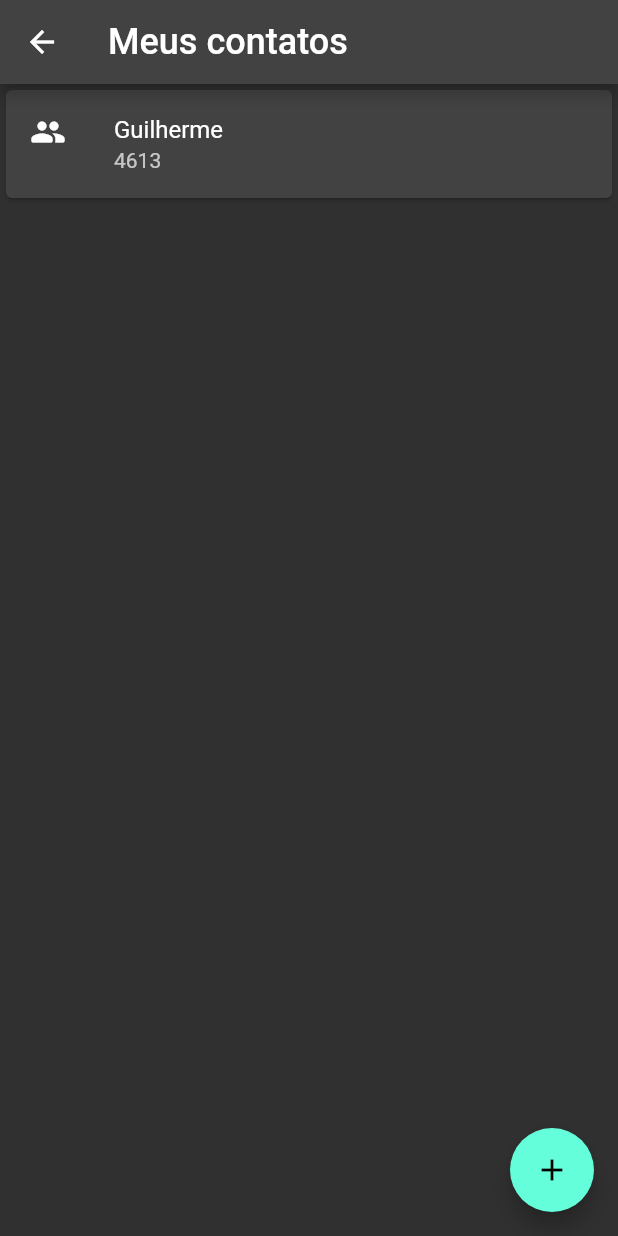
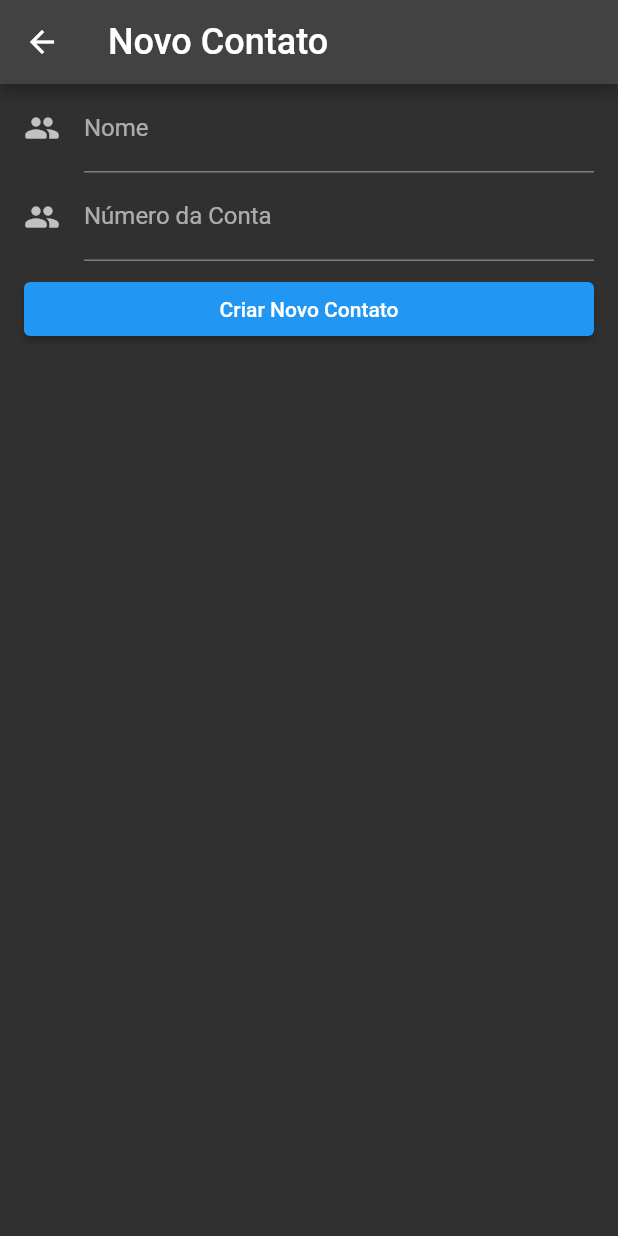
Before and after one commit to GuiiFg/Flutter_ByteBank2_Alura, a Flutter app: the PageConatos screen opened directly, after a tap on the "add" icon, on a phone screen of 412 x 824 dp. Run offline on Flutter 3.47's test engine with Material 2 defaults, Android fonts, the phone set to English and light mode, and no system bars.

Commit message:
Craindo um novo contato

```diff
--- a/lib/screens/dash_board.dart
+++ b/lib/screens/dash_board.dart
@@ -13,7 +13,8 @@ class DashBoard extends StatelessWidget {
           style: TextStyle(fontSize: 24),
         ),
       ),
-      body: Column(
+      body: SingleChildScrollView(
+        child: Column(
           mainAxisAlignment: MainAxisAlignment.spaceBetween,
           crossAxisAlignment: CrossAxisAlignment.start,
           children: <Widget>[
@@ -29,7 +30,7 @@ class DashBoard extends StatelessWidget {
                   onTap: () {
                     Navigator.of(context).push(
                       MaterialPageRoute(
-                      builder: (context) => PageConatos(),
+                        builder: (context) => const PageConatos(),
                       ),
                     );
                   },
@@ -62,6 +63,7 @@ class DashBoard extends StatelessWidget {
             )
           ],
         ),
+      ),
     );
   }
 }
--- /dev/null
+++ b/lib/screens/form_add_contato.dart
@@ -0,0 +1,85 @@
+import 'package:flutter/material.dart';
+import 'package:bytebk/models/contato.dart';
+
+class FormNovoContato extends StatefulWidget {
+
+  FormNovoContato({Key? key}) : super(key: key);
+
+  @override
+  State<FormNovoContato> createState() => _FormNovoContatoState();
+}
+
+class _FormNovoContatoState extends State<FormNovoContato> {
+  final TextEditingController _nome_contato = TextEditingController();
+
+  final TextEditingController _numero_conta = TextEditingController();
+
+  @override
+  Widget build(BuildContext context) {
+    return Scaffold(
+      appBar: AppBar(
+        title: const Text(
+          "Novo Contato",
+          style: TextStyle(fontSize: 24),
+        ),
+      ),
+      body: SingleChildScrollView(
+        child: Column(
+          children: <Widget>[
+            Padding(
+              padding: const EdgeInsets.symmetric(horizontal: 16.0),
+              child: TextField(
+                controller: _nome_contato,
+                decoration: const InputDecoration(
+                  icon: Icon(Icons.people_rounded),
+                  labelText: "Nome",
+                  hintText: "João Guilherme",
+                ),
+              ),
+            ),
+            Padding(
+              padding: const EdgeInsets.symmetric(horizontal: 16.0),
+              child: TextField(
+                keyboardType: TextInputType.number,
+                controller: _numero_conta,
+                decoration: const InputDecoration(
+                  icon: Icon(Icons.people_rounded),
+                  labelText: "Número da Conta",
+                  hintText: "1234",
+                ),
+              ),
+            ),
+            Padding(
+              padding: const EdgeInsets.symmetric(
+                horizontal: 16.0,
+                vertical: 8.0,
+              ),
+              child: SizedBox(
+                width: double.maxFinite,
+                child: ElevatedButton(
+                  onPressed: () => criarContato(),
+                  child: const Text("Criar Novo Contato"),
+                ),
+              ),
+            ),
+          ],
+        ),
+      ),
+    );
+  }
+
+  void criarContato(){
+
+    if(_nome_contato.text.isNotEmpty &&  _numero_conta.text.isNotEmpty){
+
+      final String nome = _nome_contato.text;
+      final int conta = int.parse(_numero_conta.text);
+
+      final novoContato = Contato(nome, conta);
+
+      Navigator.pop(context, novoContato);
+
+    }
+
+  }
+}
--- a/lib/screens/lista_contatos.dart
+++ b/lib/screens/lista_contatos.dart
@@ -1,6 +1,7 @@
 import 'package:flutter/material.dart';
 import 'package:bytebk/components/CardContatos.dart';
 import 'package:bytebk/models/contato.dart';
+import 'form_add_contato.dart';
 
 class PageConatos extends StatelessWidget {
   const PageConatos({Key? key}) : super(key: key);
@@ -19,10 +20,19 @@ class PageConatos extends StatelessWidget {
           CardContato(Contato("Guilherme", 4613)),
         ],
       ),
-
       floatingActionButton: FloatingActionButton(
-        child: const Icon(Icons.add,),
-        onPressed: () {},
+        child: const Icon(
+          Icons.add,
+        ),
+        onPressed: () {
+          Navigator.of(context).push(
+            MaterialPageRoute(
+              builder: (context) => FormNovoContato(),
+            ),
+          ).then((value) {
+            debugPrint("$value");
+          });
+        },
       ),
     );
   }
```
Lines whose indentation alone changed are shown as unchanged.
